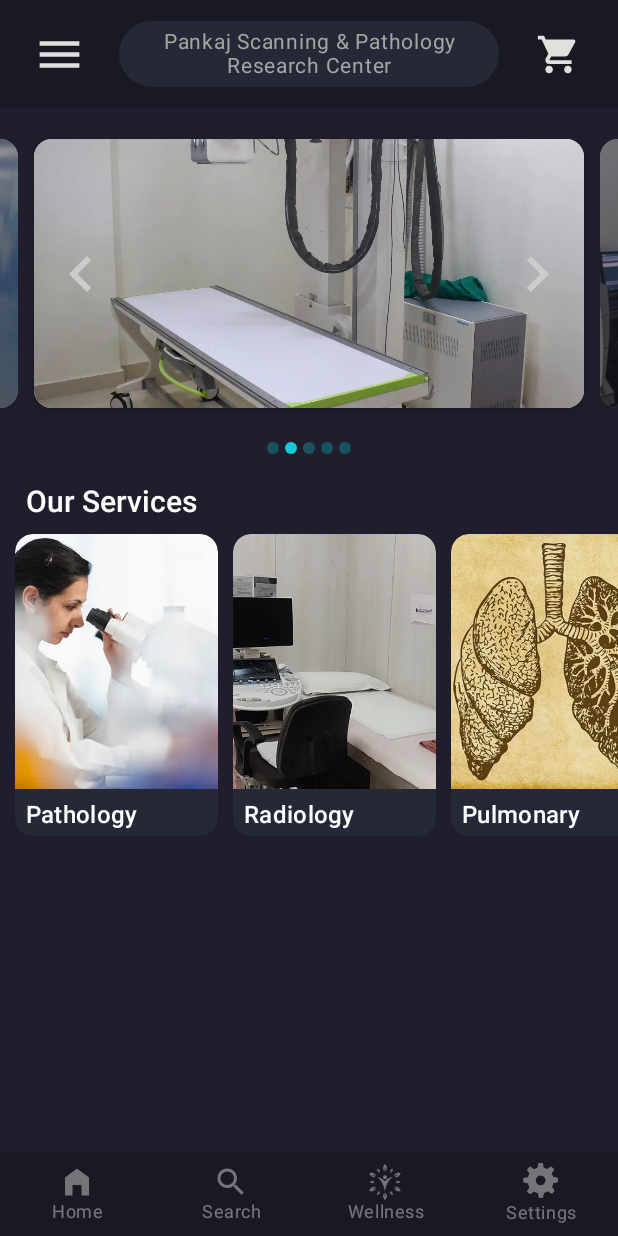
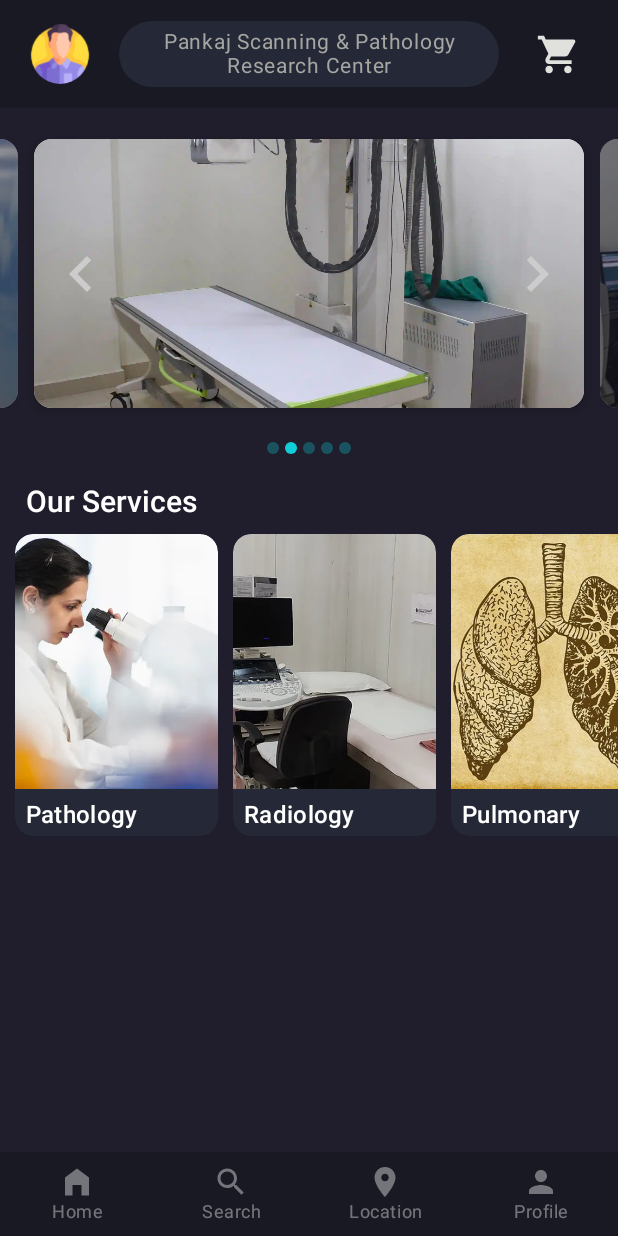
Before and after one commit to ankitkumar1302/PankajScanning, an Android app built with Jetpack Compose: the screen it shows after launch (MainActivity), on a phone screen of 412 x 824 dp. Run offline under Robolectric (Android 15) with nearby library versions, the phone set to English and light mode, and no system bars; pictures from the network do not load.

Commit message:
profile,location added

```diff
--- a/app/src/main/java/com/example/pankajscanning/NavHostApp.kt
+++ b/app/src/main/java/com/example/pankajscanning/NavHostApp.kt
@@ -13,8 +13,10 @@ import androidx.navigation.compose.composable
 import com.example.pankajscanning.screens.CartScreen
 import com.example.pankajscanning.screens.FaqScreen
 import com.example.pankajscanning.screens.HomeScreen
+import com.example.pankajscanning.screens.LocationScreen
 import com.example.pankajscanning.screens.MyOrdersScreen
 import com.example.pankajscanning.screens.MySubscriptionsScreen
+import com.example.pankajscanning.screens.ProfileScreen
 import com.example.pankajscanning.screens.ReportAnIssueScreen
 import com.example.pankajscanning.screens.SearchScreen
 import com.example.pankajscanning.screens.SettingsScreen
@@ -69,6 +71,12 @@ fun NavHostApp(
         composable(Screen.Wellness.route) {
             WellnessScreen()
         }
+        composable(Screen.Location.route) {
+            LocationScreen()
+        }
+        composable(Screen.Profile.route) {
+            ProfileScreen()
+        }
     }
 }
 
@@ -80,6 +88,7 @@ sealed class Screen(
     object Home : Screen("home", R.string.home, R.drawable.ic_home_filled)
     object MySubscriptions :
         Screen("my_subscriptions", R.string.my_subscriptions, R.drawable.ic_subscriptions)
+
     object MyOrders : Screen("my_orders", R.string.my_orders, R.drawable.ic_order)
     object Wellness : Screen("wellness", R.string.wellness, R.drawable.ic_wellness)
     object Settings : Screen("settings", R.string.settings, R.drawable.ic_settings)
@@ -90,6 +99,6 @@ sealed class Screen(
     object Search : Screen("search", R.string.search, R.drawable.ic_search)
     object CartScreen : Screen("cart", R.string.cart, R.drawable.ic_cart)
     object Wallet : Screen("wallet", R.string.wallet, R.drawable.ic_wallet)
-
-    // TODO -> add map icon here.
+    object Location : Screen("location", R.string.location, R.drawable.ic_location)
+    object Profile : Screen("profile", R.string.profile, R.drawable.ic_profile)
 }
--- a/app/src/main/java/com/example/pankajscanning/PankajScanningApp.kt
+++ b/app/src/main/java/com/example/pankajscanning/PankajScanningApp.kt
@@ -53,8 +53,8 @@ fun AppContent() {
     val bottomNav = listOf(
         Screen.Home,
         Screen.Search,
-        Screen.Wellness,
-        Screen.Settings
+        Screen.Location,
+        Screen.Profile
     )
     val navBackStackEntry by navController.currentBackStackEntryAsState()
     val currentDestination = navBackStackEntry?.destination
--- /dev/null
+++ b/app/src/main/java/com/example/pankajscanning/screens/Location.kt
@@ -0,0 +1,8 @@
+package com.example.pankajscanning.screens
+
+import androidx.compose.runtime.Composable
+
+@Composable
+fun LocationScreen() {
+
+}
--- /dev/null
+++ b/app/src/main/java/com/example/pankajscanning/screens/Profile.kt
@@ -0,0 +1,8 @@
+package com.example.pankajscanning.screens
+
+import androidx.compose.runtime.Composable
+
+@Composable
+fun ProfileScreen() {
+
+}
--- a/app/src/main/java/com/example/pankajscanning/views/BottomNavigation.kt
+++ b/app/src/main/java/com/example/pankajscanning/views/BottomNavigation.kt
@@ -59,8 +59,8 @@ private fun PreviewBottomBar() {
         items = listOf(
             Screen.Home,
             Screen.Search,
-            Screen.Wellness,
-            Screen.Settings
+            Screen.Location,
+            Screen.Profile
         ),
         navController = rememberNavController(),
         onItemClick = {}
--- a/app/src/main/java/com/example/pankajscanning/views/HomeTopBar.kt
+++ b/app/src/main/java/com/example/pankajscanning/views/HomeTopBar.kt
@@ -1,6 +1,7 @@
 package com.example.pankajscanning.views
 
 import android.annotation.SuppressLint
+import androidx.compose.foundation.Image
 import androidx.compose.foundation.background
 import androidx.compose.foundation.clickable
 import androidx.compose.foundation.interaction.MutableInteractionSource
@@ -11,6 +12,7 @@ import androidx.compose.foundation.layout.fillMaxWidth
 import androidx.compose.foundation.layout.height
 import androidx.compose.foundation.layout.padding
 import androidx.compose.foundation.layout.requiredSize
+import androidx.compose.foundation.shape.CircleShape
 import androidx.compose.foundation.shape.RoundedCornerShape
 import androidx.compose.material.icons.Icons
 import androidx.compose.material.icons.filled.ShoppingCart
@@ -21,13 +23,13 @@ import androidx.compose.material3.Text
 import androidx.compose.runtime.Composable
 import androidx.compose.ui.Alignment
 import androidx.compose.ui.Modifier
+import androidx.compose.ui.draw.clip
 import androidx.compose.ui.res.painterResource
 import androidx.compose.ui.text.style.TextAlign
 import androidx.compose.ui.tooling.preview.Preview
 import androidx.compose.ui.unit.dp
 import com.example.pankajscanning.R
 import com.example.pankajscanning.ui.theme.Typography
-import com.example.pankajscanning.ui.theme.background
 import com.example.pankajscanning.ui.theme.onBackground
 import com.example.pankajscanning.ui.theme.primaryTextColor
 import com.example.pankajscanning.ui.theme.secondaryBackground
@@ -61,24 +63,27 @@ fun HomeTopBar(
                 ) { onOpenDrawer() },
         ) {
 
-            Icon(
-                painterResource(id = R.drawable.ic_menu),
-//                imageVector = Icons.Filled.,
-                contentDescription = "Menu",
-                Modifier
+//            Icon(
+//                painterResource(id = R.drawable.ic_menu),
+////                imageVector = Icons.Filled.,
+//                contentDescription = "Menu",
+//                Modifier
+//                    .align(Alignment.Center)
+//                    .requiredSize(35.dp),
+//                tint = primaryTextColor
+//            )
+
+            Image(
+                painter = painterResource(id = R.drawable.man),
+                contentDescription = null,
+                modifier = Modifier
+                    .clip(CircleShape)
+                    .requiredSize(40.dp)
                     .align(Alignment.Center)
-                    .requiredSize(35.dp),
-                tint = primaryTextColor
             )
-//            Image(
-//                Modifier
-//                    .clip(CircleShape)
-//                    .align(Alignment.Center)
-//                    .requiredSize(44.dp),
-//                Icon(imageVector = Icons.Filled.DensityMedium, contentDescription = "Menu" ),
-//                contentDescription = null,
-//                contentScale = ContentScale.Crop
-//            )
+
+
+//            val avatarModel ="https://www.google.com/images/branding/googlelogo/2x/googlelogo_light_color_92x30dp.png"
 //            AsyncImage(
 //                modifier = Modifier
 //                    .requiredSize(44.dp)
@@ -98,17 +103,6 @@ fun HomeTopBar(
             verticalAlignment = Alignment.CenterVertically,
             horizontalArrangement = Arrangement.spacedBy(8.dp)
         ) {
-
-//            Spacer(modifier = Modifier.width(8.dp))
-
-//            Icon(
-//                modifier = Modifier
-//                    .size(24.dp),
-//                imageVector = Icons.Rounded.Search,
-//                contentDescription = null,
-//                tint = secondaryTextColor
-//            )
-//
             Text(
                 text = "Pankaj Scanning & " +
                         "Pathology " +
--- a/app/src/main/java/com/example/pankajscanning/views/ServiceLayout.kt
+++ b/app/src/main/java/com/example/pankajscanning/views/ServiceLayout.kt
@@ -80,7 +80,6 @@ fun ServiceCard(title: String, image: Int) {
                  TODO -> Create splash screen and Login/Register screen.
                  TODO ->  Create map screen where user can watch the location of the lab.
                  */
-
             )
         }
     }
@@ -89,6 +88,5 @@ fun ServiceCard(title: String, image: Int) {
 @Preview(showBackground = true)
 @Composable
 private fun PreviewService() {
-//    ServiceCard(title = "Pathology", image =R.drawable.pathology)
     ServicesList {}
 }
--- /dev/null
+++ b/app/src/main/res/drawable/ic_location.xml
@@ -0,0 +1,5 @@
+<vector xmlns:android="http://schemas.android.com/apk/res/android" android:height="24dp" android:tint="#000000" android:viewportHeight="24" android:viewportWidth="24" android:width="24dp">
+
+    <path android:fillColor="@android:color/white" android:pathData="M12,2C8.13,2 5,5.13 5,9c0,5.25 7,13 7,13s7,-7.75 7,-13c0,-3.87 -3.13,-7 -7,-7zM12,11.5c-1.38,0 -2.5,-1.12 -2.5,-2.5s1.12,-2.5 2.5,-2.5 2.5,1.12 2.5,2.5 -1.12,2.5 -2.5,2.5z"/>
+
+</vector>
--- /dev/null
+++ b/app/src/main/res/drawable/ic_profile.xml
@@ -0,0 +1,5 @@
+<vector xmlns:android="http://schemas.android.com/apk/res/android" android:height="24dp" android:tint="#000000" android:viewportHeight="24" android:viewportWidth="24" android:width="24dp">
+
+    <path android:fillColor="@android:color/white" android:pathData="M12,12c2.21,0 4,-1.79 4,-4s-1.79,-4 -4,-4 -4,1.79 -4,4 1.79,4 4,4zM12,14c-2.67,0 -8,1.34 -8,4v2h16v-2c0,-2.66 -5.33,-4 -8,-4z"/>
+
+</vector>
--- a/app/src/main/res/values/strings.xml
+++ b/app/src/main/res/values/strings.xml
@@ -29,5 +29,6 @@
     <string name="cart">Cart</string>
     <string name="wallet">Wallet</string>
     <string name="our_services">Our Services</string>
+    <string name="location">Location</string>
 
 </resources>
```
